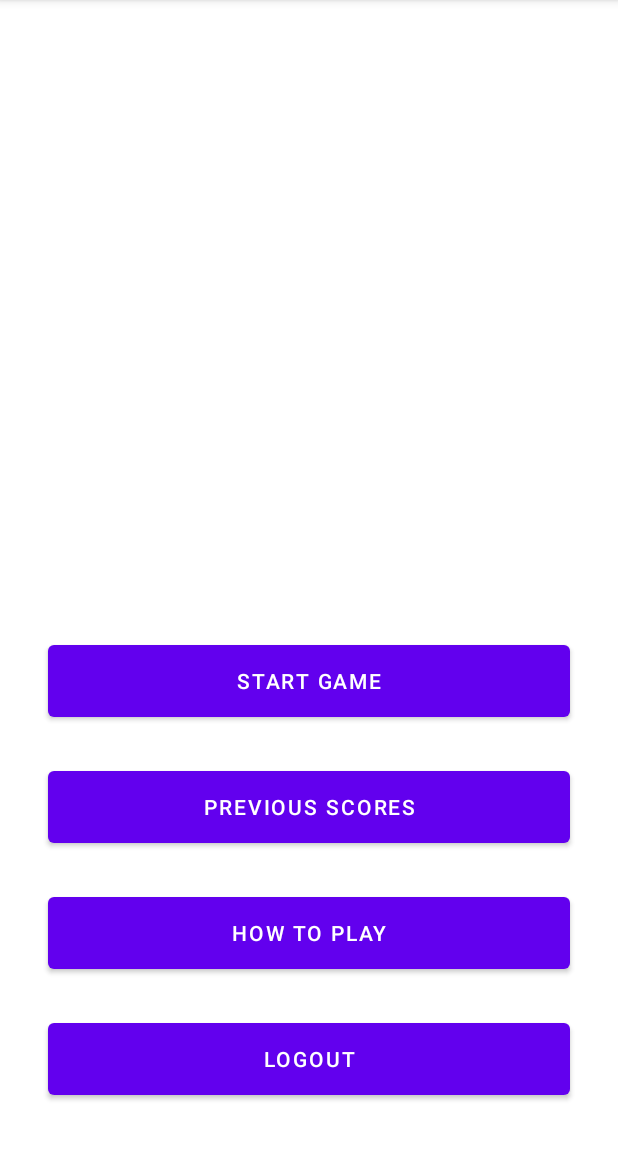
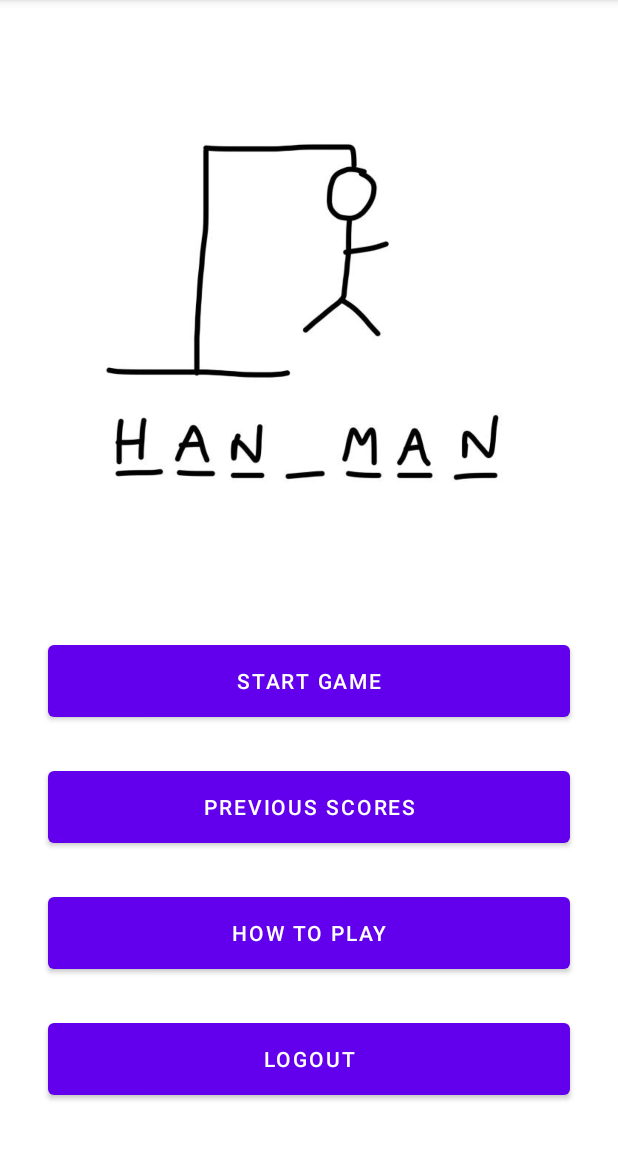
Before and after one commit to DA-102386-2223/thehangman2, an Android app: the screen it shows after launch once a user with an empty profile is signed in (InitActivity), on a phone screen of 412 x 824 dp, the part 84-1236 px from its top. Run offline under Robolectric (Android 15) with nearby library versions, the phone set to English and light mode, and no system bars; our stand-ins replace Firebase (no records; nobody signed in at launch, a user with empty details on screens opened directly).

Commit message:
Requisit 1.1

```diff
--- a/app/src/main/res/layout/activity_init.xml
+++ b/app/src/main/res/layout/activity_init.xml
@@ -66,4 +66,13 @@
         android:layout_height="wrap_content"
         android:orientation="horizontal"
         app:layout_constraintGuide_percent="0.5" />
+
+    <ImageView
+        android:id="@+id/imageView"
+        android:layout_width="match_parent"
+        android:layout_height="262dp"
+        app:layout_constraintBottom_toTopOf="@+id/btnStartGame"
+        app:layout_constraintTop_toTopOf="parent"
+        app:srcCompat="@drawable/hangman"
+        tools:layout_editor_absoluteX="104dp" />
 </androidx.constraintlayout.widget.ConstraintLayout>
```
Also changed, not shown: app/src/main/res/drawable/hangman.jpg (added).
